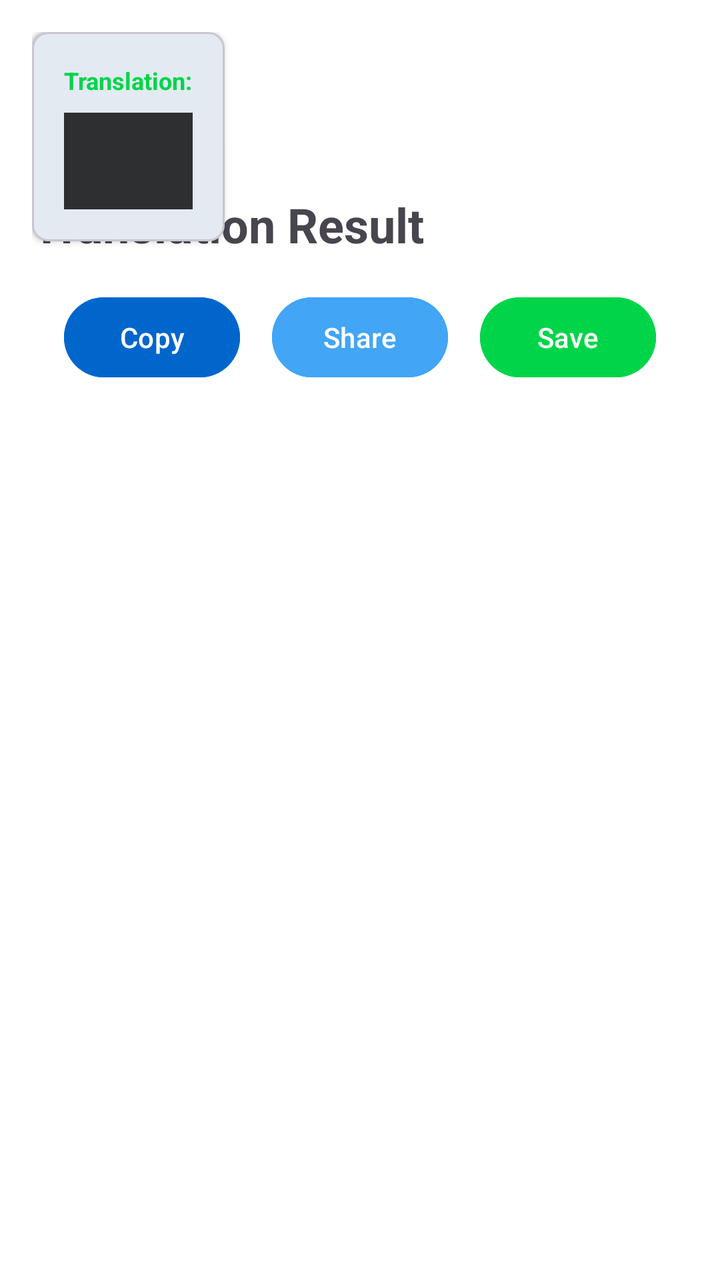
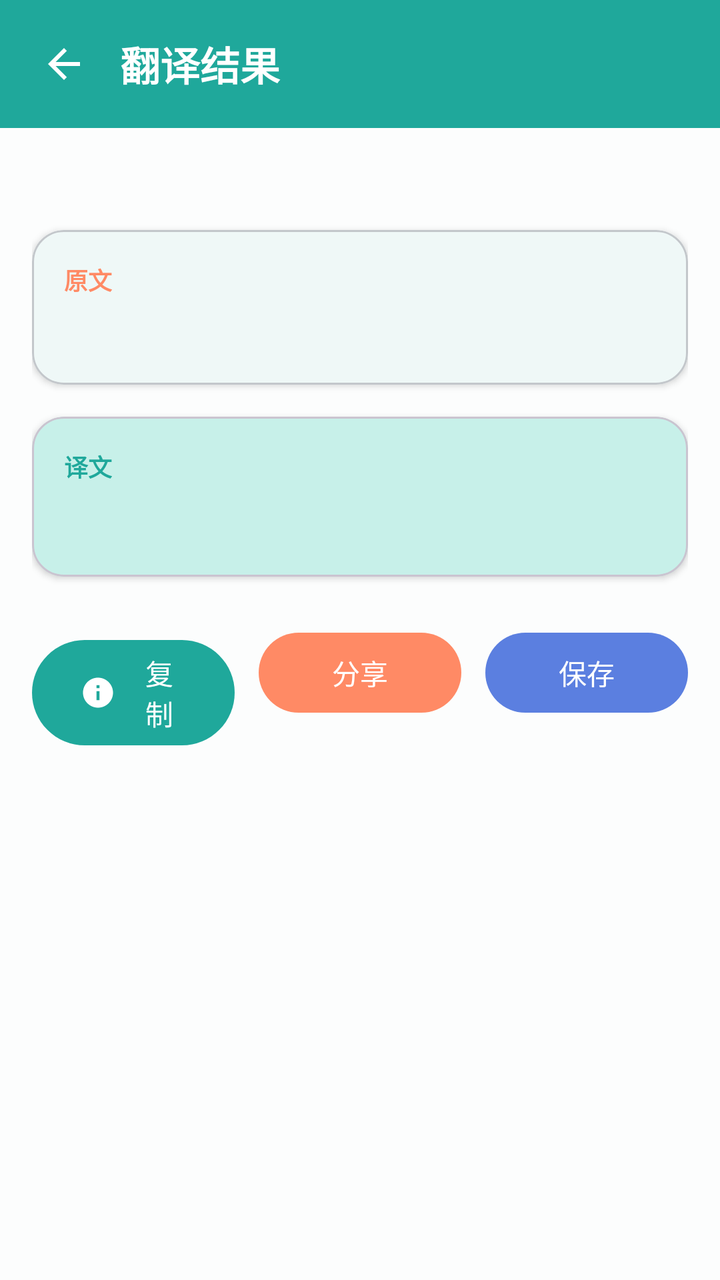

Before-and-after screenshots of an Android layout around one commit, followed by the original layout XML and the change that was made.
<!-- AndroidManifest.xml: activity theme Theme.PhotoTranslate.NoActionBar -->
<!-- res/layout/activity_result.xml -->
<?xml version="1.0" encoding="utf-8"?>
<androidx.core.widget.NestedScrollView xmlns:android="http://schemas.android.com/apk/res/android"
    xmlns:app="http://schemas.android.com/apk/res-auto"
    android:layout_width="match_parent"
    android:layout_height="match_parent"
    android:background="@color/background">

    <androidx.constraintlayout.widget.ConstraintLayout
        android:layout_width="match_parent"
        android:layout_height="wrap_content"
        android:padding="16dp">

        
        <com.google.android.material.button.MaterialButton
            android:id="@+id/btnBack"
            android:layout_width="wrap_content"
            android:layout_height="wrap_content"
            android:layout_marginTop="16dp"
            android:layout_marginStart="16dp"
            android:text="@string/back"
            android:textColor="@color/primary"
            android:backgroundTint="@android:color/transparent"
            style="@style/Widget.Material3.Button.TextButton"
            app:layout_constraintStart_toStartOf="parent"
            app:layout_constraintTop_toTopOf="parent" />

        
        <TextView
            android:id="@+id/resultTitle"
            android:layout_width="0dp"
            android:layout_height="wrap_content"
            android:layout_marginTop="16dp"
            android:text="@string/translation_result"
            android:textSize="24sp"
            android:textStyle="bold"
            app:layout_constraintStart_toStartOf="parent"
            app:layout_constraintTop_toBottomOf="@id/btnBack"
            app:layout_constraintEnd_toEndOf="parent" />

        
        <TextView
            android:id="@+id/langInfoText"
            android:layout_width="0dp"
            android:layout_height="wrap_content"
            android:layout_marginTop="8dp"
            android:textColor="@color/secondary"
            android:textSize="14sp"
            app:layout_constraintStart_toStartOf="parent"
            app:layout_constraintTop_toBottomOf="@id/resultTitle"
            app:layout_constraintEnd_toEndOf="parent" />

        
        <com.google.android.material.card.MaterialCardView
            android:id="@+id/originalCard"
            android:layout_width="0dp"
            android:layout_height="wrap_content"
            android:layout_marginTop="24dp"
            android:layout_marginStart="16dp"
            android:layout_marginEnd="16dp"
            app:cardCornerRadius="8dp"
            app:cardElevation="2dp">

            <androidx.constraintlayout.widget.ConstraintLayout
                android:layout_width="match_parent"
                android:layout_height="wrap_content"
                android:padding="16dp">

                <TextView
                    android:id="@+id/originalLabel"
                    android:layout_width="wrap_content"
                    android:layout_height="wrap_content"
                    android:text="@string/original_text"
                    android:textColor="@color/secondary"
                    android:textSize="12sp"
                    android:textStyle="bold"
                    app:layout_constraintStart_toStartOf="parent"
                    app:layout_constraintTop_toTopOf="parent" />

                <TextView
                    android:id="@+id/originalText"
                    android:layout_width="0dp"
                    android:layout_height="wrap_content"
                    android:layout_marginTop="8dp"
                    android:textColor="@android:color/white"
                    android:textSize="16sp"
                    android:background="@color/overlay_dark"
                    android:padding="12dp"
                    app:layout_constraintTop_toBottomOf="@id/originalLabel"
                    app:layout_constraintStart_toStartOf="parent"
                    app:layout_constraintEnd_toEndOf="parent" />

            </androidx.constraintlayout.widget.ConstraintLayout>
        </com.google.android.material.card.MaterialCardView>

        
        <com.google.android.material.card.MaterialCardView
            android:id="@+id/translatedCard"
            android:layout_width="0dp"
            android:layout_height="wrap_content"
            android:layout_marginTop="16dp"
            android:layout_marginStart="16dp"
            android:layout_marginEnd="16dp"
            app:cardCornerRadius="8dp"
            app:cardElevation="2dp">

            <androidx.constraintlayout.widget.ConstraintLayout
                android:layout_width="match_parent"
                android:layout_height="wrap_content"
                android:padding="16dp">

                <TextView
                    android:id="@+id/translatedLabel"
                    android:layout_width="wrap_content"
                    android:layout_height="wrap_content"
                    android:text="@string/translated_text"
                    android:textColor="@color/tertiary"
                    android:textSize="12sp"
                    android:textStyle="bold"
                    app:layout_constraintStart_toStartOf="parent"
                    app:layout_constraintTop_toTopOf="parent" />

                <TextView
                    android:id="@+id/translatedText"
                    android:layout_width="0dp"
                    android:layout_height="wrap_content"
                    android:layout_marginTop="8dp"
                    android:textColor="@android:color/white"
                    android:textSize="18sp"
                    android:textStyle="bold"
                    android:background="@color/overlay_dark"
                    android:padding="12dp"
                    app:layout_constraintTop_toBottomOf="@id/translatedLabel"
                    app:layout_constraintStart_toStartOf="parent"
                    app:layout_constraintEnd_toEndOf="parent" />

            </androidx.constraintlayout.widget.ConstraintLayout>
        </com.google.android.material.card.MaterialCardView>

        
        <androidx.constraintlayout.widget.ConstraintLayout
            android:id="@+id/actionContainer"
            android:layout_width="0dp"
            android:layout_height="wrap_content"
            android:layout_marginTop="24dp"
            android:layout_marginStart="16dp"
            android:layout_marginEnd="16dp"
            app:layout_constraintStart_toStartOf="parent"
            app:layout_constraintEnd_toEndOf="parent"
            app:layout_constraintTop_toBottomOf="@id/translatedCard">

            <com.google.android.material.button.MaterialButton
                android:id="@+id/btnCopy"
                android:layout_width="0dp"
                android:layout_height="wrap_content"
                android:layout_marginEnd="8dp"
                android:layout_weight="1"
                android:text="@string/copy"
                android:backgroundTint="@color/primary"
                android:textColor="@android:color/white"
                app:layout_constraintStart_toStartOf="parent"
                app:layout_constraintTop_toTopOf="parent"
                app:layout_constraintEnd_toStartOf="@id/btnShare" />

            <com.google.android.material.button.MaterialButton
                android:id="@+id/btnShare"
                android:layout_width="0dp"
                android:layout_height="wrap_content"
                android:layout_marginStart="8dp"
                android:layout_marginEnd="8dp"
                android:layout_weight="1"
                android:text="@string/share"
                android:backgroundTint="@color/secondary"
                android:textColor="@android:color/white"
                app:layout_constraintStart_toEndOf="@id/btnCopy"
                app:layout_constraintTop_toTopOf="parent"
                app:layout_constraintEnd_toStartOf="@id/btnSave" />

            <com.google.android.material.button.MaterialButton
                android:id="@+id/btnSave"
                android:layout_width="0dp"
                android:layout_height="wrap_content"
                android:layout_marginStart="8dp"
                android:layout_weight="1"
                android:text="@string/save"
                android:backgroundTint="@color/tertiary"
                android:textColor="@android:color/white"
                app:layout_constraintStart_toEndOf="@id/btnShare"
                app:layout_constraintTop_toTopOf="parent"
                app:layout_constraintEnd_toEndOf="parent" />

        </androidx.constraintlayout.widget.ConstraintLayout>

        
        <ImageView
            android:id="@+id/imagePreview"
            android:layout_width="match_parent"
            android:layout_height="200dp"
            android:layout_marginTop="24dp"
            android:scaleType="fitCenter"
            android:src="@drawable/ic_capture"
            android:tint="@color/gray"
            android:contentDescription="Original image preview"
            app:layout_constraintStart_toStartOf="parent"
            app:layout_constraintEnd_toEndOf="parent"
            app:layout_constraintTop_toBottomOf="@id/actionContainer"
            android:visibility="gone" />

    </androidx.constraintlayout.widget.ConstraintLayout>
</androidx.core.widget.NestedScrollView>
<!-- resources referenced by this layout -->
<resources>
  <color name="background">#FFFFFF</color>
  <color name="gray">#808080</color>
  <color name="overlay_dark">#CC000000</color>
  <color name="primary">#0066CC</color>
  <color name="secondary">#42A5F5</color>
  <color name="tertiary">#00D54A</color>
  <!-- drawable ic_capture (drawable) -->
  <vector xmlns:android="http://schemas.android.com/apk/res/android"
      android:width="24dp"
      android:height="24dp"
      android:viewportWidth="24"
      android:viewportHeight="24"
      android:tint="?attr/colorOnPrimary">
    <path
        android:fillColor="?attr/colorOnPrimary"
        android:pathData="M12,2C6.48,2 2,6.48 2,12s4.48,10 10,10 10,-4.48 10,-10S17.52,2 12,2zm5,11h-4v4h-2v-4H7v-2h4V7h2v4h4z"/>
  </vector>
  <string name="back">Back</string>
  <string name="copy">Copy</string>
  <string name="original_text">Original</string>
  <string name="save">Save</string>
  <string name="share">Share</string>
  <string name="translated_text">Translation:</string>
  <string name="translation_result">Translation Result</string>
  <style name="Theme.PhotoTranslate" parent="Theme.Material3.DayNight.NoActionBar">
          
          <item name="colorPrimary">@color/primary</item>
          <item name="colorPrimaryVariant">@color/primary_variant</item>
          <item name="colorOnPrimary">@color/on_primary</item>
  
          
          <item name="colorSecondary">@color/secondary</item>
          <item name="colorSecondaryVariant">@color/secondary_variant</item>
          <item name="colorOnSecondary">@color/on_secondary</item>
  
          
          <item name="colorTertiary">@color/tertiary</item>
          <item name="colorOnTertiary">@color/on_tertiary</item>
  
          
          <item name="android:windowBackground">@color/background</item>
          <item name="colorOnBackground">@color/on_background</item>
  
          
          <item name="colorSurface">@color/surface</item>
          <item name="colorOnSurface">@color/on_surface</item>
  
          
          <item name="colorError">@color/error</item>
          <item name="colorOnError">@color/on_error</item>
  
          
          <item name="android:windowLightStatusBar" tools:ignore="NewApi">true</item>
          <item name="android:statusBarColor">@color/transparent</item>
      </style>
  <color name="primary_variant">#0052A3</color>
  <color name="secondary_variant">#2196F3</color>
  <color name="on_background">#000000</color>
  <color name="surface">#F5F5F5</color>
  <color name="on_surface">#000000</color>
  <color name="error">#D32F2F</color>
  <color name="transparent">#00000000</color>
  <!-- unchanged entries left out for length: 5 -->
</resources>

<!-- the commit's change to res/layout/activity_result.xml (unified diff, before → after) -->
@@ -1,209 +1,195 @@
 <?xml version="1.0" encoding="utf-8"?>
-<androidx.core.widget.NestedScrollView xmlns:android="http://schemas.android.com/apk/res/android"
+<LinearLayout xmlns:android="http://schemas.android.com/apk/res/android"
     xmlns:app="http://schemas.android.com/apk/res-auto"
     android:layout_width="match_parent"
     android:layout_height="match_parent"
-    android:background="@color/background">
+    android:background="@color/background"
+    android:orientation="vertical">
 
-    <androidx.constraintlayout.widget.ConstraintLayout
+    
+    <LinearLayout
         android:layout_width="match_parent"
-        android:layout_height="wrap_content"
-        android:padding="16dp">
+        android:layout_height="?attr/actionBarSize"
+        android:background="@color/primary"
+        android:gravity="center_vertical"
+        android:orientation="horizontal"
+        android:paddingStart="8dp"
+        android:paddingEnd="16dp">
 
-        
-        <com.google.android.material.button.MaterialButton
+        <ImageButton
             android:id="@+id/btnBack"
-            android:layout_width="wrap_content"
-            android:layout_height="wrap_content"
-            android:layout_marginTop="16dp"
-            android:layout_marginStart="16dp"
-            android:text="@string/back"
-            android:textColor="@color/primary"
-            android:backgroundTint="@android:color/transparent"
-            style="@style/Widget.Material3.Button.TextButton"
-            app:layout_constraintStart_toStartOf="parent"
-            app:layout_constraintTop_toTopOf="parent" />
+            android:layout_width="48dp"
+            android:layout_height="48dp"
+            android:background="?attr/selectableItemBackgroundBorderless"
+            android:contentDescription="@string/back"
+            android:src="@drawable/ic_back"
+            app:tint="@color/on_primary" />
 
-        
         <TextView
-            android:id="@+id/resultTitle"
             android:layout_width="0dp"
             android:layout_height="wrap_content"
-            android:layout_marginTop="16dp"
+            android:layout_weight="1"
+            android:layout_marginStart="4dp"
             android:text="@string/translation_result"
-            android:textSize="24sp"
-            android:textStyle="bold"
-            app:layout_constraintStart_toStartOf="parent"
-            app:layout_constraintTop_toBottomOf="@id/btnBack"
-            app:layout_constraintEnd_toEndOf="parent" />
+            android:textColor="@color/on_primary"
+            android:textSize="20sp"
+            android:textStyle="bold" />
+    </LinearLayout>
 
-        
-        <TextView
-            android:id="@+id/langInfoText"
-            android:layout_width="0dp"
+    <androidx.core.widget.NestedScrollView
+        android:layout_width="match_parent"
+        android:layout_height="match_parent">
+
+        <androidx.constraintlayout.widget.ConstraintLayout
+            android:layout_width="match_parent"
             android:layout_height="wrap_content"
-            android:layout_marginTop="8dp"
-            android:textColor="@color/secondary"
-            android:textSize="14sp"
-            app:layout_constraintStart_toStartOf="parent"
-            app:layout_constraintTop_toBottomOf="@id/resultTitle"
-            app:layout_constraintEnd_toEndOf="parent" />
+            android:padding="16dp">
 
-        
-        <com.google.android.material.card.MaterialCardView
-            android:id="@+id/originalCard"
-            android:layout_width="0dp"
-            android:layout_height="wrap_content"
-            android:layout_marginTop="24dp"
-            android:layout_marginStart="16dp"
-            android:layout_marginEnd="16dp"
-            app:cardCornerRadius="8dp"
-            app:cardElevation="2dp">
+            
+            <TextView
+                android:id="@+id/langInfoText"
+                android:layout_width="0dp"
+                android:layout_height="wrap_content"
+                android:textColor="@color/primary"
+                android:textSize="14sp"
+                android:textStyle="bold"
+                app:layout_constraintEnd_toEndOf="parent"
+                app:layout_constraintStart_toStartOf="parent"
+                app:layout_constraintTop_toTopOf="parent" />
 
-            <androidx.constraintlayout.widget.ConstraintLayout
-                android:layout_width="match_parent"
+            
+            <com.google.android.material.card.MaterialCardView
+                android:id="@+id/originalCard"
+                android:layout_width="0dp"
                 android:layout_height="wrap_content"
-                android:padding="16dp">
+                android:layout_marginTop="16dp"
+                app:cardBackgroundColor="@color/surface"
+                app:cardCornerRadius="16dp"
+                app:cardElevation="2dp"
+                app:layout_constraintEnd_toEndOf="parent"
+                app:layout_constraintStart_toStartOf="parent"
+                app:layout_constraintTop_toBottomOf="@id/langInfoText"
+                app:strokeColor="@color/outline_variant"
+                app:strokeWidth="1dp">
 
-                <TextView
-                    android:id="@+id/originalLabel"
-                    android:layout_width="wrap_content"
+                <androidx.constraintlayout.widget.ConstraintLayout
+                    android:layout_width="match_parent"
                     android:layout_height="wrap_content"
-                    android:text="@string/original_text"
-                    android:textColor="@color/secondary"
-                    android:textSize="12sp"
-                    android:textStyle="bold"
-                    app:layout_constraintStart_toStartOf="parent"
-                    app:layout_constraintTop_toTopOf="parent" />
+                    android:padding="16dp">
 
-                <TextView
-                    android:id="@+id/originalText"
+                    <TextView
+                        android:id="@+id/originalLabel"
+                        android:layout_width="wrap_content"
+                        android:layout_height="wrap_content"
+                        android:text="@string/original_text"
+                        android:textColor="@color/secondary"
+                        android:textSize="12sp"
+                        android:textStyle="bold"
+                        app:layout_constraintStart_toStartOf="parent"
+                        app:layout_constraintTop_toTopOf="parent" />
+
+                    <TextView
+                        android:id="@+id/originalText"
+                        android:layout_width="0dp"
+                        android:layout_height="wrap_content"
+                        android:layout_marginTop="6dp"
+                        android:textColor="@color/on_surface"
+                        android:textSize="16sp"
+                        app:layout_constraintEnd_toEndOf="parent"
+                        app:layout_constraintStart_toStartOf="parent"
+                        app:layout_constraintTop_toBottomOf="@id/originalLabel" />
+                </androidx.constraintlayout.widget.ConstraintLayout>
+            </com.google.android.material.card.MaterialCardView>
+
+            
+            <com.google.android.material.card.MaterialCardView
+                android:id="@+id/translatedCard"
+                android:layout_width="0dp"
+                android:layout_height="wrap_content"
+                android:layout_marginTop="16dp"
+                app:cardBackgroundColor="@color/primary_container"
+                app:cardCornerRadius="16dp"
+                app:cardElevation="2dp"
+                app:layout_constraintEnd_toEndOf="parent"
+                app:layout_constraintStart_toStartOf="parent"
+                app:layout_constraintTop_toBottomOf="@id/originalCard">
+
+                <androidx.constraintlayout.widget.ConstraintLayout
+                    android:layout_width="match_parent"
+                    android:layout_height="wrap_content"
+                    android:padding="16dp">
+
+                    <TextView
+                        android:id="@+id/translatedLabel"
+                        android:layout_width="wrap_content"
+                        android:layout_height="wrap_content"
+                        android:text="@string/translated_text"
+                        android:textColor="@color/primary"
+                        android:textSize="12sp"
+                        android:textStyle="bold"
+                        app:layout_constraintStart_toStartOf="parent"
+                        app:layout_constraintTop_toTopOf="parent" />
+
+                    <TextView
+                        android:id="@+id/translatedText"
+                        android:layout_width="0dp"
+                        android:layout_height="wrap_content"
+                        android:layout_marginTop="6dp"
+                        android:textColor="@color/on_primary_container"
+                        android:textSize="18sp"
+                        android:textStyle="bold"
+                        app:layout_constraintEnd_toEndOf="parent"
+                        app:layout_constraintStart_toStartOf="parent"
+                        app:layout_constraintTop_toBottomOf="@id/translatedLabel" />
+                </androidx.constraintlayout.widget.ConstraintLayout>
+            </com.google.android.material.card.MaterialCardView>
+
+            
+            <LinearLayout
+                android:id="@+id/actionContainer"
+                android:layout_width="0dp"
+                android:layout_height="wrap_content"
+                android:layout_marginTop="24dp"
+                android:orientation="horizontal"
+                app:layout_constraintEnd_toEndOf="parent"
+                app:layout_constraintStart_toStartOf="parent"
+                app:layout_constraintTop_toBottomOf="@id/translatedCard">
+
+                <com.google.android.material.button.MaterialButton
+                    android:id="@+id/btnCopy"
+                    style="@style/Widget.Material3.Button"
                     android:layout_width="0dp"
                     android:layout_height="wrap_content"
-                    android:layout_marginTop="8dp"
-                    android:textColor="@android:color/white"
-                    android:textSize="16sp"
-                    android:background="@color/overlay_dark"
-                    android:padding="12dp"
-                    app:layout_constraintTop_toBottomOf="@id/originalLabel"
-                    app:layout_constraintStart_toStartOf="parent"
-                    app:layout_constraintEnd_toEndOf="parent" />
+                    android:layout_marginEnd="8dp"
+                    android:layout_weight="1"
+                    android:text="@string/copy"
+                    app:backgroundTint="@color/primary"
+                    app:icon="@drawable/ic_language"
+                    app:iconTint="@color/on_primary" />
 
-            </androidx.constraintlayout.widget.ConstraintLayout>
-        </com.google.android.material.card.MaterialCardView>
-
-        
-        <com.google.android.material.card.MaterialCardView
-            android:id="@+id/translatedCard"
-            android:layout_width="0dp"
-            android:layout_height="wrap_content"
-            android:layout_marginTop="16dp"
-            android:layout_marginStart="16dp"
-            android:layout_marginEnd="16dp"
-            app:cardCornerRadius="8dp"
-            app:cardElevation="2dp">
-
-            <androidx.constraintlayout.widget.ConstraintLayout
-                android:layout_width="match_parent"
-                android:layout_height="wrap_content"
-                android:padding="16dp">
-
-                <TextView
-                    android:id="@+id/translatedLabel"
-                    android:layout_width="wrap_content"
-                    android:layout_height="wrap_content"
-                    android:text="@string/translated_text"
-                    android:textColor="@color/tertiary"
-                    android:textSize="12sp"
-                    android:textStyle="bold"
-                    app:layout_constraintStart_toStartOf="parent"
-                    app:layout_constraintTop_toTopOf="parent" />
-
-                <TextView
-                    android:id="@+id/translatedText"
+                <com.google.android.material.button.MaterialButton
+                    android:id="@+id/btnShare"
+                    style="@style/Widget.Material3.Button"
                     android:layout_width="0dp"
                     android:layout_height="wrap_content"
-                    android:layout_marginTop="8dp"
-                    android:textColor="@android:color/white"
-                    android:textSize="18sp"
-                    android:textStyle="bold"
-                    android:background="@color/overlay_dark"
-                    android:padding="12dp"
-                    app:layout_constraintTop_toBottomOf="@id/translatedLabel"
-                    app:layout_constraintStart_toStartOf="parent"
-                    app:layout_constraintEnd_toEndOf="parent" />
+                    android:layout_marginStart="4dp"
+                    android:layout_marginEnd="4dp"
+                    android:layout_weight="1"
+                    android:text="@string/share"
+                    app:backgroundTint="@color/secondary" />
 
-            </androidx.constraintlayout.widget.ConstraintLayout>
-        </com.google.android.material.card.MaterialCardView>
-
-        
-        <androidx.constraintlayout.widget.ConstraintLayout
-            android:id="@+id/actionContainer"
-            android:layout_width="0dp"
-            android:layout_height="wrap_content"
-            android:layout_marginTop="24dp"
-            android:layout_marginStart="16dp"
-            android:layout_marginEnd="16dp"
-            app:layout_constraintStart_toStartOf="parent"
-            app:layout_constraintEnd_toEndOf="parent"
-            app:layout_constraintTop_toBottomOf="@id/translatedCard">
-
-            <com.google.android.material.button.MaterialButton
-                android:id="@+id/btnCopy"
-                android:layout_width="0dp"
-                android:layout_height="wrap_content"
-                android:layout_marginEnd="8dp"
-                android:layout_weight="1"
-                android:text="@string/copy"
-                android:backgroundTint="@color/primary"
-                android:textColor="@android:color/white"
-                app:layout_constraintStart_toStartOf="parent"
-                app:layout_constraintTop_toTopOf="parent"
-                app:layout_constraintEnd_toStartOf="@id/btnShare" />
-
-            <com.google.android.material.button.MaterialButton
-                android:id="@+id/btnShare"
-                android:layout_width="0dp"
-                android:layout_height="wrap_content"
-                android:layout_marginStart="8dp"
-                android:layout_marginEnd="8dp"
-                android:layout_weight="1"
-                android:text="@string/share"
-                android:backgroundTint="@color/secondary"
-                android:textColor="@android:color/white"
-                app:layout_constraintStart_toEndOf="@id/btnCopy"
-                app:layout_constraintTop_toTopOf="parent"
-                app:layout_constraintEnd_toStartOf="@id/btnSave" />
-
-            <com.google.android.material.button.MaterialButton
-                android:id="@+id/btnSave"
-                android:layout_width="0dp"
-                android:layout_height="wrap_content"
-                android:layout_marginStart="8dp"
-                android:layout_weight="1"
-                android:text="@string/save"
-                android:backgroundTint="@color/tertiary"
-                android:textColor="@android:color/white"
-                app:layout_constraintStart_toEndOf="@id/btnShare"
-                app:layout_constraintTop_toTopOf="parent"
-                app:layout_constraintEnd_toEndOf="parent" />
+                <com.google.android.material.button.MaterialButton
+                    android:id="@+id/btnSave"
+                    style="@style/Widget.Material3.Button"
+                    android:layout_width="0dp"
+                    android:layout_height="wrap_content"
+                    android:layout_marginStart="8dp"
+                    android:layout_weight="1"
+                    android:text="@string/save_history"
+                    app:backgroundTint="@color/tertiary" />
+            </LinearLayout>
 
         </androidx.constraintlayout.widget.ConstraintLayout>
+    </androidx.core.widget.NestedScrollView>
 
-        
-        <ImageView
-            android:id="@+id/imagePreview"
-            android:layout_width="match_parent"
-            android:layout_height="200dp"
-            android:layout_marginTop="24dp"
-            android:scaleType="fitCenter"
-            android:src="@drawable/ic_capture"
-            android:tint="@color/gray"
-            android:contentDescription="Original image preview"
-            app:layout_constraintStart_toStartOf="parent"
-            app:layout_constraintEnd_toEndOf="parent"
-            app:layout_constraintTop_toBottomOf="@id/actionContainer"
-            android:visibility="gone" />
-
-    </androidx.constraintlayout.widget.ConstraintLayout>
-</androidx.core.widget.NestedScrollView>
+</LinearLayout>
<!-- resource entries referenced after the edit -->
@@ -1,67 +1,95 @@
 <!-- resources referenced by this layout -->
 <resources>
-  <color name="background">#FFFFFF</color>
-  <color name="gray">#808080</color>
-  <color name="overlay_dark">#CC000000</color>
-  <color name="primary">#0066CC</color>
-  <color name="secondary">#42A5F5</color>
-  <color name="tertiary">#00D54A</color>
-  <!-- drawable ic_capture (drawable) -->
+  <color name="background">#FCFDFD</color>
+  <color name="on_primary_container">#05332E</color>
+  <color name="primary">#1FA89B</color>
+  <color name="primary_container">#C7F0E9</color>
+  <color name="secondary">#FF8A65</color>
+  <color name="tertiary">#5B7FE0</color>
+  <!-- drawable ic_back (drawable) -->
   <vector xmlns:android="http://schemas.android.com/apk/res/android"
       android:width="24dp"
       android:height="24dp"
       android:viewportWidth="24"
       android:viewportHeight="24"
-      android:tint="?attr/colorOnPrimary">
+      android:tint="?attr/colorControlNormal">
+      <path
+          android:fillColor="@android:color/white"
+          android:pathData="M20,11H7.83l5.59,-5.59L12,4l-8,8 8,8 1.41,-1.41L7.83,13H20v-2z" />
+  </vector>
+  <!-- drawable ic_language (drawable) -->
+  <vector xmlns:android="http://schemas.android.com/apk/res/android"
+      android:width="24dp"
+      android:height="24dp"
+      android:viewportWidth="24"
+      android:viewportHeight="24"
+      android:tint="?attr/colorOnSecondary">
     <path
-        android:fillColor="?attr/colorOnPrimary"
-        android:pathData="M12,2C6.48,2 2,6.48 2,12s4.48,10 10,10 10,-4.48 10,-10S17.52,2 12,2zm5,11h-4v4h-2v-4H7v-2h4V7h2v4h4z"/>
+        android:fillColor="?attr/colorOnSecondary"
+        android:pathData="M12,2C6.48,2 2,6.48 2,12s4.48,10 10,10 10,-4.48 10,-10S17.52,2 12,2zm1,15h-2v-6h2v6zm0,-8h-2V7h2v2z"/>
   </vector>
-  <string name="back">Back</string>
-  <string name="copy">Copy</string>
-  <string name="original_text">Original</string>
-  <string name="save">Save</string>
-  <string name="share">Share</string>
-  <string name="translated_text">Translation:</string>
-  <string name="translation_result">Translation Result</string>
+  <string name="back">返回</string>
+  <string name="copy">复制</string>
+  <string name="original_text">原文</string>
+  <string name="save_history">保存</string>
+  <string name="share">分享</string>
+  <string name="translated_text">译文</string>
+  <string name="translation_result">翻译结果</string>
   <style name="Theme.PhotoTranslate" parent="Theme.Material3.DayNight.NoActionBar">
+  
           
           <item name="colorPrimary">@color/primary</item>
-          <item name="colorPrimaryVariant">@color/primary_variant</item>
           <item name="colorOnPrimary">@color/on_primary</item>
+          <item name="colorPrimaryContainer">@color/primary_container</item>
+          <item name="colorOnPrimaryContainer">@color/on_primary_container</item>
   
           
           <item name="colorSecondary">@color/secondary</item>
-          <item name="colorSecondaryVariant">@color/secondary_variant</item>
           <item name="colorOnSecondary">@color/on_secondary</item>
+          <item name="colorSecondaryContainer">@color/secondary_container</item>
+          <item name="colorOnSecondaryContainer">@color/on_secondary_container</item>
   
           
           <item name="colorTertiary">@color/tertiary</item>
           <item name="colorOnTertiary">@color/on_tertiary</item>
+          <item name="colorTertiaryContainer">@color/tertiary_container</item>
+          <item name="colorOnTertiaryContainer">@color/on_tertiary_container</item>
   
           
           <item name="android:windowBackground">@color/background</item>
           <item name="colorOnBackground">@color/on_background</item>
+          <item name="colorSurface">@color/surface</item>
+          <item name="colorOnSurface">@color/on_surface</item>
+          <item name="colorSurfaceVariant">@color/surface_variant</item>
+          <item name="colorOnSurfaceVariant">@color/on_surface_variant</item>
   
           
-          <item name="colorSurface">@color/surface</item>
-          <item name="colorOnSurface">@color/on_surface</item>
+          <item name="colorOutline">@color/outline</item>
   
           
           <item name="colorError">@color/error</item>
           <item name="colorOnError">@color/on_error</item>
+          <item name="colorErrorContainer">@color/error_container</item>
+          <item name="colorOnErrorContainer">@color/on_error_container</item>
   
           
+          <item name="android:statusBarColor">@android:color/transparent</item>
           <item name="android:windowLightStatusBar" tools:ignore="NewApi">true</item>
-          <item name="android:statusBarColor">@color/transparent</item>
       </style>
-  <color name="primary_variant">#0052A3</color>
-  <color name="secondary_variant">#2196F3</color>
-  <color name="on_background">#000000</color>
-  <color name="surface">#F5F5F5</color>
-  <color name="on_surface">#000000</color>
-  <color name="error">#D32F2F</color>
-  <color name="transparent">#00000000</color>
+  <color name="secondary_container">#FFDBD0</color>
+  <color name="on_secondary_container">#410003</color>
+  <color name="tertiary_container">#E0E5FF</color>
+  <color name="on_tertiary_container">#1A3180</color>
+  <color name="on_background">#1A1C1E</color>
+  <color name="surface_variant">#E3E5E7</color>
+  <color name="on_surface_variant">#43474A</color>
+  <color name="outline">#73787C</color>
+  <color name="surface">#FFFFFF</color>
+  <color name="on_surface">#1A1C1E</color>
+  <color name="outline_variant">#C3C7CB</color>
+  <color name="error">#BA1A1A</color>
+  <color name="error_container">#FFDAD6</color>
+  <color name="on_error_container">#410002</color>
   <!-- unchanged entries left out for length: 5 -->
 </resources>
 
